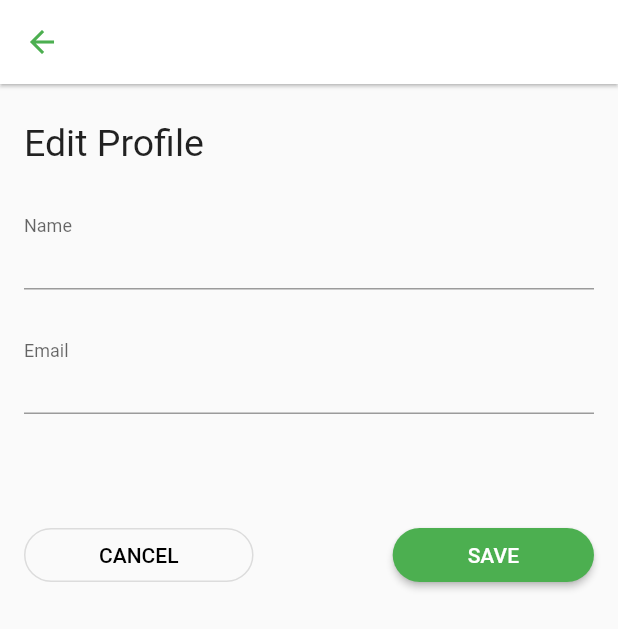
After one commit to div5252/live_location_tracker, a Flutter app: the Profile screen opened directly, after a tap on the "edit" icon, on a phone screen of 412 x 824 dp. The commit adds this screen. Shown: the top 629 px of the screen. Run offline on Flutter 3.47's test engine with Material 2 defaults, Android fonts, the light colour scheme and no system bars; our stand-ins replace cloud_firestore, firebase_auth, firebase_core, flutter_signin_button, shared_preferences; accounts and stored records are empty.

Commit message:
Added edit profile feature

```diff
--- /dev/null
+++ b/lib/edit_profile.dart
@@ -0,0 +1,178 @@
+import 'package:flutter/material.dart';
+import 'package:firebase_auth/firebase_auth.dart';
+import 'package:cloud_firestore/cloud_firestore.dart';
+import 'package:shared_preferences/shared_preferences.dart';
+import 'profile.dart';
+
+class EditProfile extends StatefulWidget {
+  const EditProfile({ Key? key }) : super(key: key);
+
+  @override
+  _EditProfileState createState() => _EditProfileState();
+}
+
+
+class _EditProfileState extends State<EditProfile> {
+
+  final FirebaseAuth _auth = FirebaseAuth.instance;
+  final GlobalKey<FormState> _formKey = GlobalKey<FormState>();
+  final CollectionReference collectionReference = FirebaseFirestore.instance.collection('users');
+
+  late String _email, _name, newemail, newname;
+
+  Future<void> fetchData() async {
+    SharedPreferences sharedpreferences = await SharedPreferences.getInstance();
+    _name = sharedpreferences.getString('name')!;
+    _email = sharedpreferences.getString('email')!;
+  }
+
+  editData() async {
+    if (_formKey.currentState!.validate()) {
+      _formKey.currentState!.save();
+
+      Map<String, dynamic> data = {'name': newname, 'email': newemail};
+      collectionReference.doc(_auth.currentUser!.uid.toString()).update(data);
+
+      SharedPreferences sharedpreferences = await SharedPreferences.getInstance();
+      sharedpreferences.setString('name', newname);
+      sharedpreferences.setString('email', newemail);
+
+      navigateToEditProfile();
+    }
+  }
+
+  navigateToProfile() async {
+    Navigator.push(context, MaterialPageRoute(builder: (context) => Profile()));
+  }
+
+  navigateToEditProfile() async {
+    Navigator.push(context, MaterialPageRoute(builder: (context) => EditProfile()));
+  }
+
+  @override
+  Widget build(BuildContext context) {
+    return Scaffold(
+      appBar: AppBar(
+        backgroundColor: Colors.white,
+        elevation: 1,
+        leading: IconButton(
+          icon: Icon(
+            Icons.arrow_back,
+            color: Colors.green,
+          ),
+          onPressed: navigateToProfile,
+        ),
+      ),
+      body: Container(
+        padding: EdgeInsets.only(left: 16, top: 25, right: 16),
+        child: ListView(
+          children: [
+            Text(
+              "Edit Profile",
+              style: TextStyle(fontSize: 25,),
+            ),
+            SizedBox(height: 35),
+            FutureBuilder(
+              future: fetchData(),
+              builder: (context, snapshot) {
+                if(snapshot.connectionState != ConnectionState.done) {
+                  return Text(
+                    "Loading"
+                  );
+                }
+                return Form(
+                  key: _formKey,
+                  child: Column(
+                    children: [
+                      TextFormField(
+                        onSaved: (input) {
+                          newname = _name;
+                          if (input!.isNotEmpty) {
+                            newname = input;
+                          }
+                        },
+                        validator: null,
+                        decoration: InputDecoration(
+                          contentPadding: EdgeInsets.only(bottom: 3),
+                          labelText: "Name",
+                          floatingLabelBehavior: FloatingLabelBehavior.always,
+                          hintText: "$_name",
+                          hintStyle: TextStyle(
+                            fontSize: 16,
+                            color: Colors.black,
+                          ),
+                        ),
+                      ),
+                      SizedBox(height: 35),
+                      TextFormField(
+                        onSaved: (input) {
+                          newemail = _email;
+                          if (input!.isNotEmpty) {
+                            newemail = input;
+                          }
+                        },
+                        validator: null,
+                        decoration: InputDecoration(
+                          contentPadding: EdgeInsets.only(bottom: 3),
+                          labelText: "Email",
+                          floatingLabelBehavior: FloatingLabelBehavior.always,
+                          hintText: "$_email",
+                          hintStyle: TextStyle(
+                            fontSize: 16,
+                            color: Colors.black,
+                          ),
+                        ),
+                      ),
+                      SizedBox(height: 35),
+                    ],
+                  ),
+                );
+              }
+            ),
+            SizedBox(height: 35),
+            Row(
+              mainAxisAlignment: MainAxisAlignment.spaceBetween,
+              children: <Widget>[
+                OutlinedButton(
+                  onPressed: navigateToEditProfile,
+                  style: OutlinedButton.styleFrom(
+                    padding: EdgeInsets.symmetric(horizontal: 50),
+                    shape: RoundedRectangleBorder(
+                      borderRadius: BorderRadius.circular(20),
+                    ),
+                  ),
+                  child: Text(
+                    "CANCEL",
+                    style: TextStyle(
+                      fontSize: 14,
+                      color: Colors.black,
+                    ),
+                  ),
+                ),
+                ElevatedButton(
+                  onPressed: editData,
+                  style: ElevatedButton.styleFrom(
+                    primary: Colors.green,
+                    padding: EdgeInsets.symmetric(horizontal: 50),
+                    shape: RoundedRectangleBorder(
+                      borderRadius: BorderRadius.circular(20),
+                    ),
+                    elevation: 2,
+                  ),
+                  child: Text(
+                    "SAVE",
+                    style: TextStyle(
+                      fontSize: 14,
+                      color: Colors.white,
+                    ),
+                  ),
+                ),
+              ],
+            ),
+            // Add reset password
+          ],
+        ),
+      ),
+    );
+  }
+}
--- a/lib/profile.dart
+++ b/lib/profile.dart
@@ -1,6 +1,8 @@
 import 'package:firebase_auth/firebase_auth.dart';
 import 'package:flutter/material.dart';
 import 'package:shared_preferences/shared_preferences.dart';
+import 'edit_profile.dart';
+import 'home.dart';
 
 class Profile extends StatefulWidget {
   const Profile({ Key? key }) : super(key: key);
@@ -30,9 +32,34 @@ class _ProfileState extends State<Profile> {
     _auth.signOut();
   }
 
+  navigateToHome() async {
+    Navigator.push(context, MaterialPageRoute(builder: (context) => Home()));
+  }
+
+  navigateToEditProfile() async {
+    Navigator.push(context, MaterialPageRoute(builder: (context) => EditProfile()));
+  }
+
   @override
   Widget build(BuildContext context) {
     return Scaffold(
+      appBar: AppBar(
+        backgroundColor: Colors.white,
+        elevation: 1,
+        leading: IconButton(
+          icon: Icon(
+            Icons.arrow_back,
+            color: Colors.green,
+          ),
+          onPressed: navigateToHome,
+        ),
+        actions: <Widget> [
+          IconButton(
+            icon: Icon(Icons.edit),
+            onPressed: navigateToEditProfile,
+          ),
+        ],
+      ),
       body: Container(
         child: Column(
           children: <Widget>[
```
